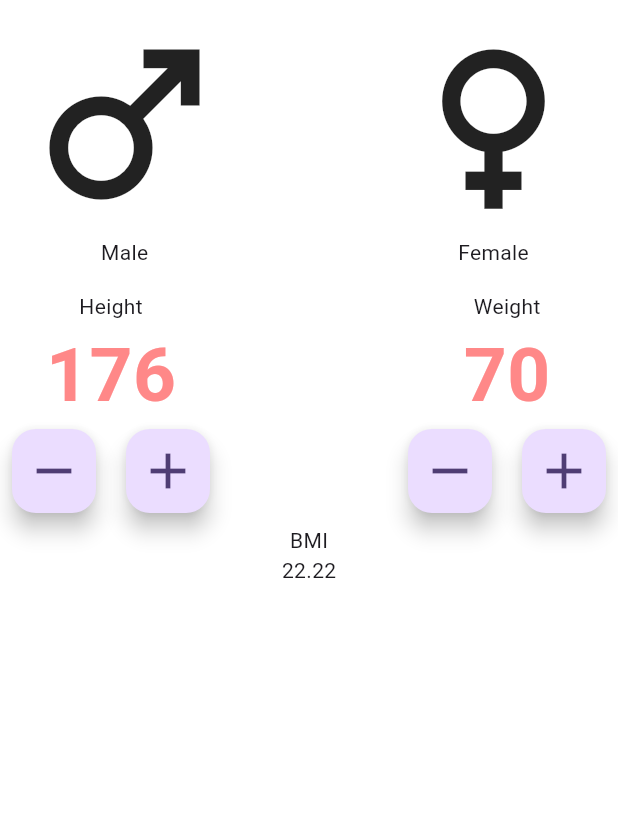
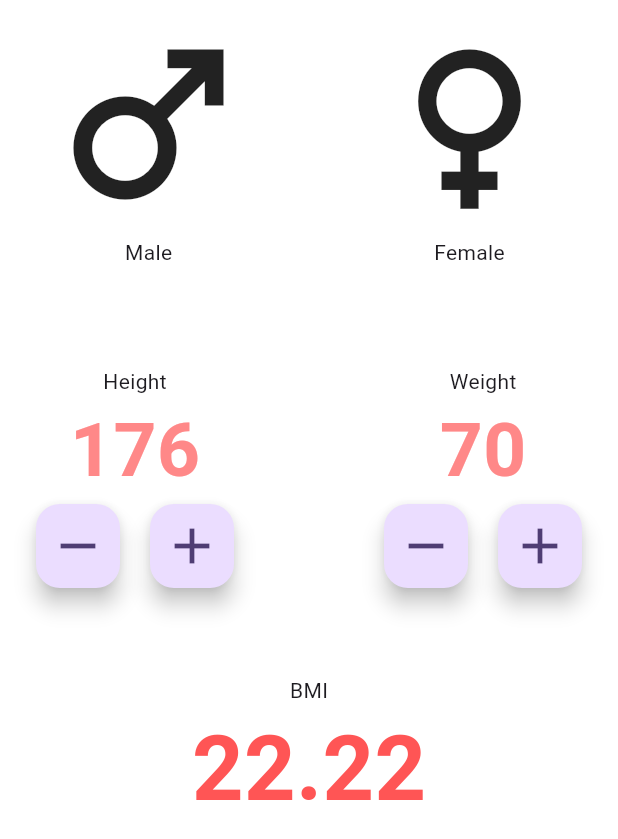
Before and after one commit to JanudaBethmin/Flutter-BMI-Calculator, a Flutter app: the screen it shows after launch, on a phone screen of 412 x 824 dp. Shown: the top 839 px of the screen. Run offline on Flutter 3.47's test engine with Material 3 defaults, Android fonts, the phone set to English and light mode, and no system bars.

Commit message:
basic UI is created

```diff
--- a/lib/constants.dart
+++ b/lib/constants.dart
@@ -3,3 +3,14 @@ import 'package:flutter/material.dart';
 // All the constant values we use throughout the project are added to this file.
 // There is a standard in flutter where we start a constant with k.
 const kTextColor = Color(0xFFFF8888);
+const kOutputTextColor = Color(0xFFFF5555);
+
+const kInputLabelStyle = TextStyle(
+                          color: kTextColor,
+                          fontSize: 50, fontWeight:
+                          FontWeight.bold);
+
+const kOutputLabelStyle = TextStyle(
+                          color: kOutputTextColor,
+                          fontSize: 60, fontWeight:
+                          FontWeight.bold);
--- a/lib/main_page.dart
+++ b/lib/main_page.dart
@@ -15,6 +15,9 @@ class _MainPageState extends State<MainPage> {
     return Scaffold(
       body: SafeArea (
         child : Container(
+          // We can either wrap the Colum with a padding widget or
+          // We can simply use the padding property of the Container
+          padding: const EdgeInsets.symmetric(horizontal: 16),
           color: Colors.white,
           child: const Column(
             children: [
@@ -44,6 +47,9 @@ class _MainPageState extends State<MainPage> {
                   )
                 ],
               ),
+              // You can't add a spacer here. Flutter can't identify how mush space it as.
+              // So we use a Sized box. It is a constant space that has a fixed size. Use height to make space vertically.
+              SizedBox(height: 50),
               Row(
                 children: [
                   // Warpped by a padding widget
@@ -54,10 +60,7 @@ class _MainPageState extends State<MainPage> {
                         Text("Height"),
                         // Added styles for the Text using style: TextStyle()
                         Text("176",
-                        style: TextStyle(
-                          color: kTextColor,
-                          fontSize: 50, fontWeight:
-                          FontWeight.bold)
+                        style: kInputLabelStyle
                         ),
                         Row(
                           children: [
@@ -66,7 +69,7 @@ class _MainPageState extends State<MainPage> {
                               child: Icon(Icons.remove, size: 40)
                             ),
                             SizedBox(width: 20), // You can't add a spacer here. Flutter can't identify how mush space it as.
-                            // So we use a Sized box. It is a constant space that has a fixed size.
+                            // So we use a Sized box. It is a constant space that has a fixed size. Use width to make space horizonatlly.
                             FloatingActionButton(
                               onPressed: null,
                               child: Icon(Icons.add, size: 40)
@@ -85,10 +88,7 @@ class _MainPageState extends State<MainPage> {
                         Text("Weight"),
                         // Added styles for the Text using style: TextStyle()
                         Text("70",
-                        style: TextStyle(
-                          color: kTextColor,
-                          fontSize: 50, fontWeight:
-                          FontWeight.bold)
+                        style: kInputLabelStyle
                         ),
                         Row(
                           children: [
@@ -109,10 +109,13 @@ class _MainPageState extends State<MainPage> {
                   ),
                 ],
               ),
+              SizedBox(height: 50),
               Column(
                 children: [
                   Text("BMI"),
-                  Text("22.22"),
+                  Text("22.22",
+                  style: kOutputLabelStyle,
+                  ),
                 ],
               ),
             ],
```
